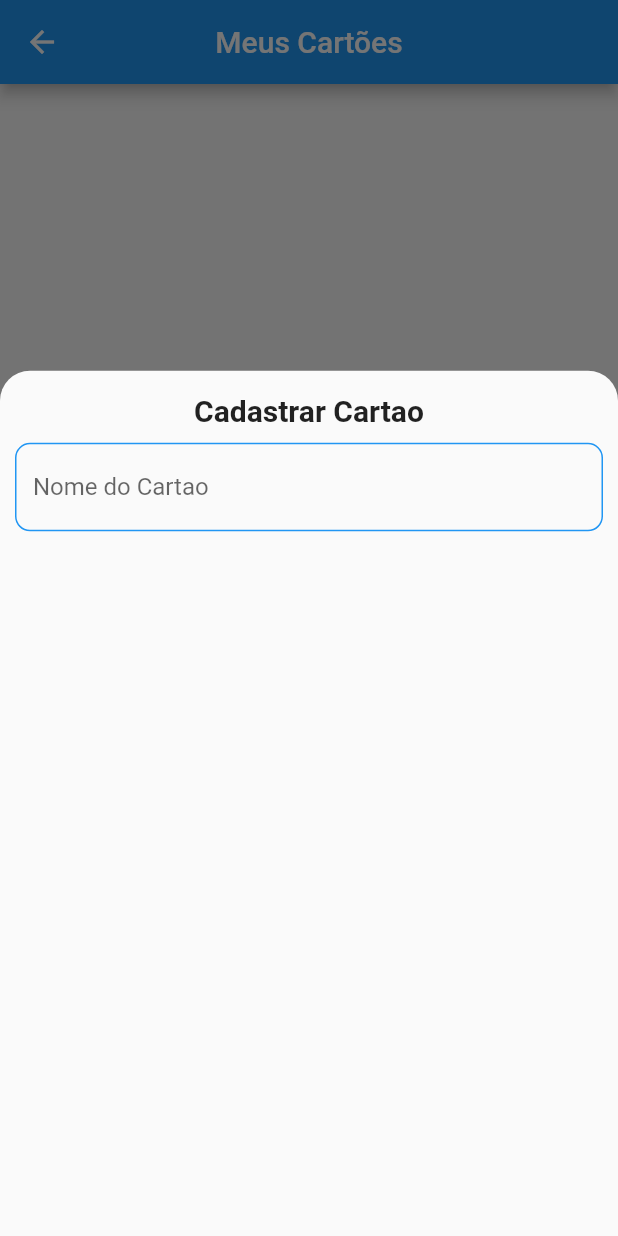
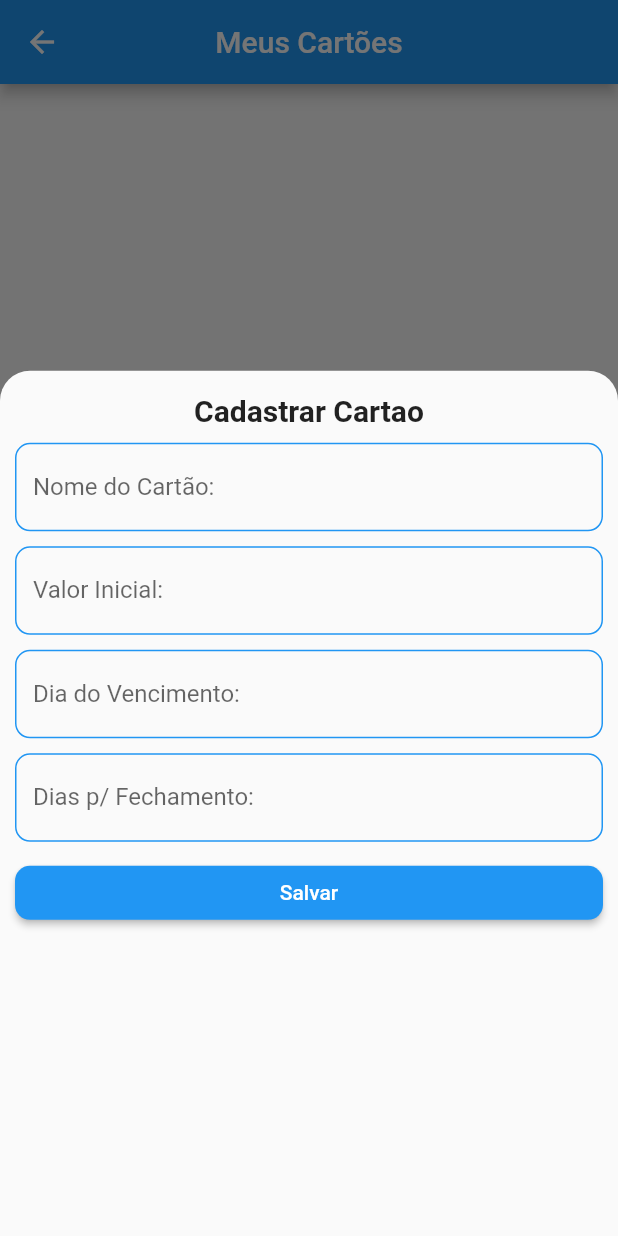
Before and after one commit to VitorPaulo21/MyProjects, a Flutter app: the CardsScreen screen opened by its route, after a tap on the "add" icon, on a phone screen of 412 x 824 dp. Run offline on Flutter 3.47's test engine with Material 2 defaults, Android fonts, the phone set to English and light mode, and no system bars; our stand-ins replace badges, cached_network_image, carousel_slider, connectivity_plus, firebase_auth, firebase_core and 5 more; missing offline and left inert: encrypt, flutter_file_utils; accounts and stored records are empty; statements that could not run were skipped.

Commit message:
Expenses/ a lot of implemented, cards adding, and balance implemented, implement now the month manager to load expenses from month

```diff
--- /dev/null
+++ b/my_expenses/lib/components/outline_text_field.dart
@@ -0,0 +1,48 @@
+import 'package:flutter/material.dart';
+
+class OutlineTextField extends StatelessWidget {
+  String label;
+  TextEditingController controller;
+  bool isNumber;
+  String prefix;
+  String? Function(String?)? validator;
+  bool useDecimal;
+  OutlineTextField(
+      {Key? key,
+      this.label = "",
+      required this.controller,
+      this.isNumber = false,
+      this.prefix = "",
+      this.validator,
+      this.useDecimal = false})
+      : super(key: key);
+
+  @override
+  Widget build(BuildContext context) {
+    return TextFormField(
+      keyboardType: isNumber
+          ? TextInputType.numberWithOptions(decimal: useDecimal)
+          : null,
+      controller: controller,
+      decoration: InputDecoration(
+        prefixText: prefix.isEmpty ? null : prefix,
+        label: Text(label),
+        focusedBorder: const OutlineInputBorder(
+          borderRadius: BorderRadius.all(
+            Radius.circular(10),
+          ),
+          borderSide: BorderSide(
+            color: Colors.pinkAccent,
+          ),
+        ),
+        enabledBorder: OutlineInputBorder(
+          borderRadius: const BorderRadius.all(
+            Radius.circular(10),
+          ),
+          borderSide: BorderSide(color: Theme.of(context).colorScheme.primary),
+        ),
+      ),
+      validator: validator,
+    );
+  }
+}
--- /dev/null
+++ b/my_expenses/lib/functions/functions.dart
@@ -0,0 +1,184 @@
+import 'package:flutter/material.dart';
+
+import '../components/outline_text_field.dart';
+import '../models/credit_card.dart';
+import '../providers/cards_provider.dart';
+
+class Functions {
+  static Future<dynamic> cardEditBottomSheet(
+      BuildContext context, CardsProvider cardsProvider, CreditCard? card) {
+    TextEditingController cardNameController = TextEditingController();
+    TextEditingController initialCardValueController = TextEditingController();
+    TextEditingController dueDateController = TextEditingController();
+    TextEditingController closingDateController = TextEditingController();
+    GlobalKey<FormState> formKey = GlobalKey<FormState>();
+    if (card != null) {
+      cardNameController.text = card.name;
+      //TODO when date provider is ready implement the call here
+      initialCardValueController.text = card.getValueByMonth("05/2022") == 0
+          ? ""
+          : card.getValueByMonth("05/2022").toStringAsFixed(2);
+      dueDateController.text = card.dueDateDay.toString();
+      closingDateController.text = card.closingDateDay.toString();
+    }
+    void submitForm() {
+      bool isValid = formKey.currentState?.validate() ?? false;
+
+      if (isValid) {
+        if (card != null) {
+          card.name = cardNameController.text;
+          card.closingDateDay = int.parse(closingDateController.text);
+          card.dueDateDay = int.parse(dueDateController.text);
+          card.value = initialCardValueController.text.isEmpty
+              ? 0
+              : double.parse(initialCardValueController.text);
+        }
+        cardsProvider.addCards(
+          card ??
+              CreditCard(
+                name: cardNameController.text,
+                closingDateDay: int.parse(closingDateController.text),
+                dueDateDay: int.parse(dueDateController.text),
+                value: initialCardValueController.text.isEmpty
+                    ? 0
+                    : double.parse(initialCardValueController.text),
+              ),
+        );
+        Navigator.of(context, rootNavigator: true).pop();
+      }
+    }
+
+    return showModalBottomSheet(
+        shape: const RoundedRectangleBorder(
+            borderRadius: BorderRadius.only(
+          topRight: Radius.circular(20),
+          topLeft: Radius.circular(20),
+        )),
+        context: context,
+        isScrollControlled: true,
+        builder: (ctx) {
+          return GestureDetector(
+            onDoubleTap: () {
+              FocusManager.instance.primaryFocus?.unfocus();
+            },
+            child: DraggableScrollableSheet(
+              initialChildSize: 0.7,
+              minChildSize: 0.7,
+              maxChildSize: 0.7,
+              expand: false,
+              builder: (context, scrollController) {
+                return SingleChildScrollView(
+                  child: Form(
+                    key: formKey,
+                    child: Padding(
+                      padding: const EdgeInsets.symmetric(horizontal: 10),
+                      child: Column(
+                        mainAxisSize: MainAxisSize.min,
+                        crossAxisAlignment: CrossAxisAlignment.center,
+                        children: [
+                          const SizedBox(
+                            height: 15,
+                          ),
+                          Text(
+                            card == null ? "Cadastrar Cartao" : "Editar Cartao",
+                            style: const TextStyle(
+                              fontSize: 20,
+                              fontWeight: FontWeight.bold,
+                            ),
+                          ),
+                          const SizedBox(
+                            height: 10,
+                          ),
+                          OutlineTextField(
+                            label: "Nome do Cartão:",
+                            controller: cardNameController,
+                            validator: (text) {
+                              if (text?.isEmpty ?? false) {
+                                return "O nome está vazio";
+                              }
+                            },
+                          ),
+                          const SizedBox(
+                            height: 10,
+                          ),
+                          OutlineTextField(
+                            label: "Valor Inicial:",
+                            controller: initialCardValueController,
+                            isNumber: true,
+                            useDecimal: true,
+                            prefix: "R\$ ",
+                            validator: (text) {
+                              if (text != null) {
+                                if (double.tryParse(text) == null) {
+                                  return "Valor nao numérico";
+                                }
+                              }
+                            },
+                          ),
+                          const SizedBox(
+                            height: 10,
+                          ),
+                          OutlineTextField(
+                            controller: dueDateController,
+                            label: "Dia do Vencimento:",
+                            isNumber: true,
+                            validator: (text) {
+                              if (text != null) {
+                                if (text.isEmpty) {
+                                  return "Dia do vencimento vazio";
+                                } else if (int.tryParse(text) == null) {
+                                  return "Valor nao numerico";
+                                }
+                              }
+                            },
+                          ),
+                          const SizedBox(
+                            height: 10,
+                          ),
+                          OutlineTextField(
+                            controller: closingDateController,
+                            label: "Dias p/ Fechamento:",
+                            isNumber: true,
+                            validator: (text) {
+                              if (text != null) {
+                                if (text.isEmpty) {
+                                  return "Dia do fechamento vazio";
+                                } else if (int.tryParse(text) == null) {
+                                  return "Valor nao numerico";
+                                }
+                              }
+                            },
+                          ),
+                          const SizedBox(
+                            height: 10,
+                          ),
+                          SizedBox(
+                            width: double.infinity,
+                            child: MaterialButton(
+                                shape: const RoundedRectangleBorder(
+                                  borderRadius: BorderRadius.all(
+                                    Radius.circular(10),
+                                  ),
+                                ),
+                                highlightColor: Colors.pink,
+                                color: Theme.of(context).colorScheme.primary,
+                                splashColor: Colors.pink,
+                                onPressed: () {
+                                  submitForm();
+                                },
+                                child: const Text(
+                                  "Salvar",
+                                  style: TextStyle(color: Colors.white),
+                                )),
+                          )
+                        ],
+                      ),
+                    ),
+                  ),
+                );
+              },
+            ),
+          );
+        });
+  }
+}
--- a/my_expenses/lib/models/credit_card.dart
+++ b/my_expenses/lib/models/credit_card.dart
@@ -1,14 +1,16 @@
+import 'package:my_expenses/models/expense.dart';
+
 class CreditCard {
   String name;
   double _value;
-  List<double> expenses = [];
-  DateTime closingDate;
-  DateTime dueDate;
+  Map<String, List<Expense>> expenses = {};
+  int closingDateDay;
+  int dueDateDay;
 
   CreditCard(
       {required this.name,
-      required this.closingDate,
-      required this.dueDate,
+      required this.closingDateDay,
+      required this.dueDateDay,
       double value = 0})
       : _value = value;
 
@@ -16,10 +18,13 @@ class CreditCard {
     _value = value;
   }
 
-  double get value {
+  double getValueByMonth(String month) {
+    if (expenses.containsKey(month)) {
+
     _value = _value +
-        expenses.fold<double>(
-            0, (previousValue, actual) => actual + previousValue);
+          expenses[month]!.fold<double>(
+              0, (previousValue, actual) => actual.value + previousValue);
+    }
     return _value;
   }
 }
--- a/my_expenses/lib/models/expense.dart
+++ b/my_expenses/lib/models/expense.dart
@@ -1,6 +1,7 @@
 class Expense {
   double value;
-  DateTime compensation;
+  String description;
+  DateTime date;
 
-  Expense({required this.value, required this.compensation});
+  Expense({required this.value, required this.description, required this.date});
 }
--- a/my_expenses/lib/models/salary.dart
+++ b/my_expenses/lib/models/salary.dart
@@ -1,21 +1,23 @@
 class Salary {
   double value;
-  DateTime receiptDate;
+  int receiptDate;
   double _advance;
-  DateTime? advanceDate;
+  int? advanceDate;
+  bool fixDate;
 
   Salary({
     required this.value,
     required this.receiptDate,
     double advance = 0,
     this.advanceDate,
+      bool this.fixDate = false
   }) : _advance = advance;
 
   double get advance {
     return _advance;
   }
 
-  void setAdvance({required double value, required DateTime advanceDate}) {
+  void setAdvance({required double value, required int advanceDate}) {
     _advance = value;
     this.advanceDate = advanceDate;
   }
--- a/my_expenses/lib/models/to_pay.dart
+++ /dev/null
@@ -1,11 +0,0 @@
-import 'package:my_expenses/models/expense.dart';
-
-class ToPay extends Expense {
-  DateTime expiryDate;
-
-  ToPay(
-      {required this.expiryDate,
-      required DateTime compensation,
-      required double value})
-      : super(compensation: compensation, value: value);
-}
--- /dev/null
+++ b/my_expenses/lib/providers/month_provider.dart
@@ -0,0 +1,13 @@
+import 'package:flutter/cupertino.dart';
+import 'package:intl/intl.dart';
+
+class MonthProvider with ChangeNotifier {
+  String _month = DateFormat("MM/yyyy").format(DateTime.now());
+
+  String get month => _month;
+
+  set month(String month) {
+    _month = month;
+    notifyListeners();
+  }
+}
--- /dev/null
+++ b/my_expenses/lib/providers/salary_provider.dart
@@ -0,0 +1,24 @@
+import 'package:flutter/material.dart';
+import 'package:my_expenses/models/salary.dart';
+
+class SalaryProvider with ChangeNotifier {
+  Map<String, List<Salary>> _salaryies = {
+    "05/2022": [Salary(value: 1200, receiptDate: 5, advanceDate: 20)]
+  };
+
+  addSalary(String month, Salary salary) {
+    _salaryies[month]?.add(salary);
+    notifyListeners();
+  }
+
+  get salaryies => {..._salaryies};
+
+  double getTotalSalaryValueByMonth(String month) {
+    if (_salaryies.containsKey(month)) {
+      return _salaryies[month]!.fold<double>(
+          0, (previousValue, element) => element.value + previousValue);
+    } else {
+      return 0;
+    }
+  }
+}
--- a/my_expenses/lib/screens/cards_screen.dart
+++ b/my_expenses/lib/screens/cards_screen.dart
@@ -1,9 +1,15 @@
 import 'package:flutter/material.dart';
+import 'package:my_expenses/models/credit_card.dart';
 import 'package:my_expenses/providers/cards_provider.dart';
 import 'package:provider/provider.dart';
 
+import '../components/outline_text_field.dart';
+import '../functions/functions.dart';
+
 class CardsScreen extends StatelessWidget {
-  const CardsScreen({Key? key}) : super(key: key);
+  CardsScreen({Key? key}) : super(key: key);
+
+
 
   @override
   Widget build(BuildContext context) {
@@ -27,82 +33,44 @@ class CardsScreen extends StatelessWidget {
           : ListView.builder(
               itemCount: cardsProvider.cards.length,
               itemBuilder: (ctx, index) {
-                return ListTile(
-                  leading: const Icon(Icons.credit_card),
-                  title: Text(cardsProvider.cards[index].name),
+                return Container(
+                  margin: EdgeInsets.only(top: 8),
+                  child: Card(
+                    elevation: 3,
+                    child: ListTile(
+                      trailing: FittedBox(
+                        //TODO implement the date here when date provider is ready
+                        child: Text(
+                          "-R\$" +
+                              cardsProvider.cards[index]
+                                  .getValueByMonth("05/2022")
+                                  .toStringAsFixed(2),
+                          style: TextStyle(color: Colors.red),
+                        ),
+                      ),
+                      leading: const Icon(Icons.credit_card),
+                      title: Text(cardsProvider.cards[index].name),
+                      onTap: () {
+                        Functions.cardEditBottomSheet(
+                          context,
+                          cardsProvider,
+                          cardsProvider.cards[index],
+                        );
+                      },
+                    ),
+                  ),
                 );
               },
             ),
       floatingActionButton: FloatingActionButton(
         onPressed: () {
           GlobalKey<FormState> formKey = GlobalKey<FormState>();
-          showModalBottomSheet(
-              shape: const RoundedRectangleBorder(
-                  borderRadius: BorderRadius.only(
-                topRight: Radius.circular(20),
-                topLeft: Radius.circular(20),
-              )),
-              context: context,
-              isScrollControlled: true,
-              builder: (ctx) {
-                return DraggableScrollableSheet(
-                  initialChildSize: 0.7,
-                  minChildSize: 0.7,
-                  maxChildSize: 0.7,
-                  expand: false,
-                  builder: (context, scrollController) {
-                    return SingleChildScrollView(
-                      child: Form(
-                        child: Padding(
-                          padding: const EdgeInsets.symmetric(horizontal: 10),
-                          child: Column(
-                            mainAxisSize: MainAxisSize.min,
-                            crossAxisAlignment: CrossAxisAlignment.center,
-                            children: [
-                              const SizedBox(
-                                height: 15,
-                              ),
-                              const Text(
-                                "Cadastrar Cartao",
-                                style: TextStyle(
-                                  fontSize: 20,
-                                  fontWeight: FontWeight.bold,
-                                ),
-                              ),
-                              const SizedBox(
-                                height: 10,
-                              ),
-                              TextFormField(
-                                decoration: InputDecoration(
-                                  label: const Text("Nome do Cartao"),
-                                  focusedBorder: const OutlineInputBorder(
-                                    borderRadius: BorderRadius.all(
-                                      Radius.circular(10),
-                                    ),
-                                    borderSide: BorderSide(),
-                                  ),
-                                  enabledBorder: OutlineInputBorder(
-                                    borderRadius: const BorderRadius.all(
-                                      Radius.circular(10),
-                                    ),
-                                    borderSide: BorderSide(
-                                        color: Theme.of(context)
-                                            .colorScheme
-                                            .primary),
-                                  ),
-                                ),
-                              )
-                            ],
-                          ),
-                        ),
-                      ),
-                    );
-                  },
-                );
-              });
+          Functions.cardEditBottomSheet(context, cardsProvider, null);
         },
         child: const Icon(Icons.add),
       ),
     );
   }
+
+
 }
```
Also changed, not shown: my_expenses/lib/main.dart (+15 -3 lines), my_expenses/lib/providers/cards_provider.dart (+22 -1 lines), my_expenses/lib/providers/expensesProvider.dart (+30 -37 lines), my_expenses/lib/screens/home_screen.dart (+23 -17 lines).
